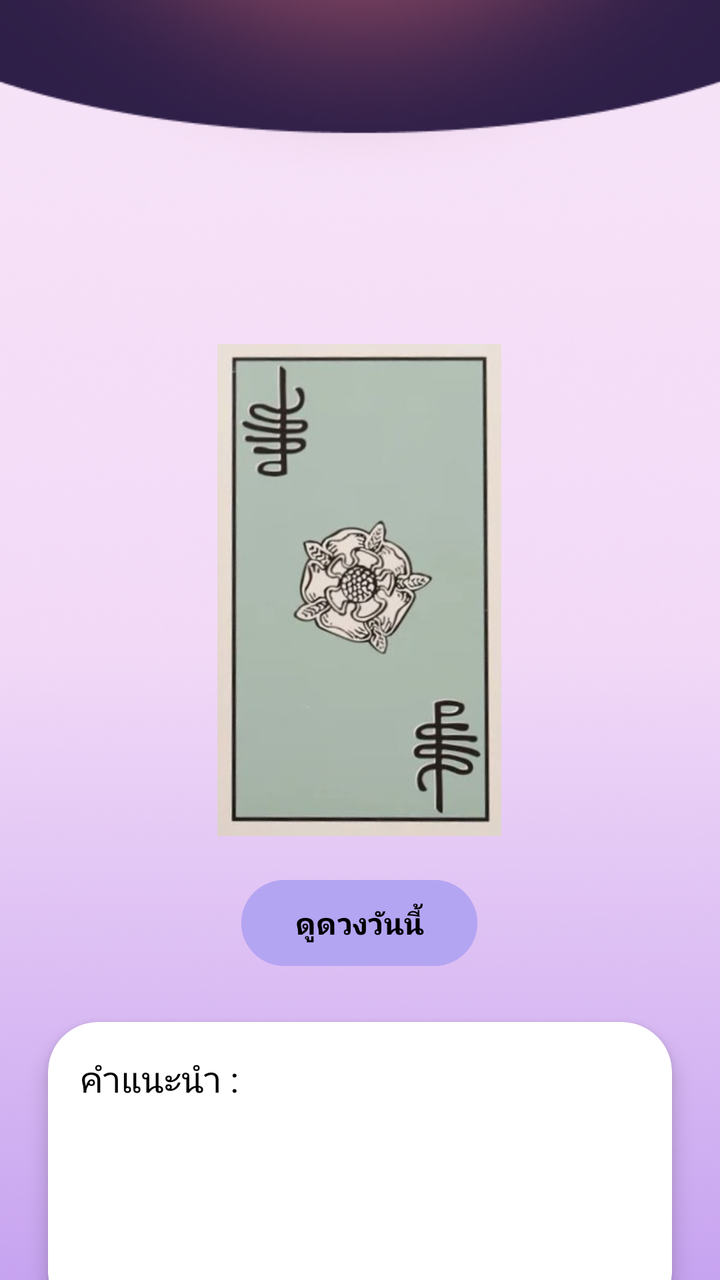
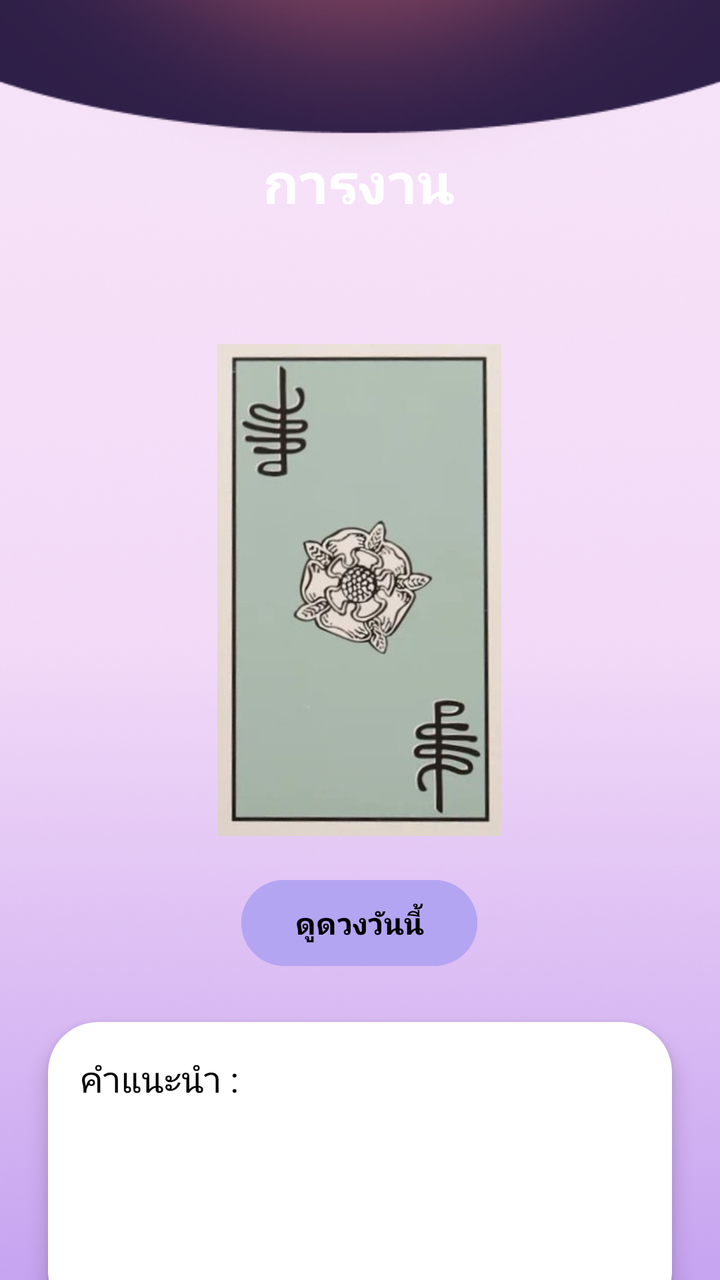

Compare the two renders of this Android layout. The source of the first and the diff that turns it into the second are given below.
<!-- AndroidManifest.xml: application theme Theme.Dara -->
<!-- res/layout/fragment_work.xml -->
<?xml version="1.0" encoding="utf-8"?>
<androidx.constraintlayout.widget.ConstraintLayout xmlns:android="http://schemas.android.com/apk/res/android"
    xmlns:app="http://schemas.android.com/apk/res-auto"
    xmlns:tools="http://schemas.android.com/tools"
    android:layout_width="match_parent"
    android:layout_height="match_parent"
    android:backgroundTint="#FFFFFF"
    tools:context=".WorkFragment">

    

    <ImageView
        android:id="@+id/imageView"
        android:layout_width="0dp"
        android:layout_height="0dp"
        android:scaleType="centerCrop"
        app:layout_constraintBottom_toBottomOf="parent"
        app:layout_constraintEnd_toEndOf="parent"
        app:layout_constraintHorizontal_bias="0.0"
        app:layout_constraintStart_toStartOf="parent"
        app:layout_constraintTop_toTopOf="parent"
        app:layout_constraintVertical_bias="0.0"
        app:srcCompat="@drawable/wallpaper_random" />

    <Button
        android:id="@+id/btn_next"
        android:layout_width="119dp"
        android:layout_height="57dp"
        android:layout_marginStart="232dp"
        android:layout_marginTop="676dp"
        android:backgroundTint="#502342"
        android:fontFamily="@font/montserrat_bold"
        android:text="ถัดไป"
        android:textFontWeight="700"
        android:textSize="16sp"
        app:layout_constraintStart_toStartOf="parent"
        app:layout_constraintTop_toTopOf="parent" />

    <ImageView
        android:id="@+id/img_card"
        android:layout_width="142dp"
        android:layout_height="246dp"
        android:layout_marginTop="172dp"
        android:src="@drawable/backcard"
        app:layout_constraintEnd_toEndOf="parent"
        app:layout_constraintHorizontal_bias="0.498"
        app:layout_constraintStart_toStartOf="parent"
        app:layout_constraintTop_toTopOf="parent" />

    <Button
        android:id="@+id/btn_Ora"
        android:layout_width="118dp"
        android:layout_height="51dp"
        android:layout_marginTop="436dp"
        android:backgroundTint="#B4A5F3"
        android:text="ดูดวงวันนี้"
        android:fontFamily="@font/montserrat_bold"
        android:textFontWeight="700"
        android:textSize="15sp"
        android:textColor="#000000"
        app:layout_constraintEnd_toEndOf="parent"
        app:layout_constraintHorizontal_bias="0.498"
        app:layout_constraintStart_toStartOf="parent"
        app:layout_constraintTop_toTopOf="parent" />

    <androidx.cardview.widget.CardView
        android:id="@+id/cardAdvice"
        android:layout_width="0dp"
        android:layout_height="150dp"
        android:layout_margin="24dp"
        app:cardBackgroundColor="#FFFFFF"
        app:cardCornerRadius="25dp"
        app:cardElevation="6dp"

        app:layout_constraintTop_toBottomOf="@id/btn_Ora"
        app:layout_constraintStart_toStartOf="parent"
        app:layout_constraintEnd_toEndOf="parent">

        <LinearLayout
            android:layout_width="match_parent"
            android:layout_height="match_parent"
            android:orientation="horizontal"
            android:padding="16dp">

            <TextView
                android:layout_width="wrap_content"
                android:layout_height="wrap_content"
                android:text="คำแนะนำ : "
                android:textColor="#000"
                android:textSize="18sp" />

            <TextView
                android:id="@+id/textAdvice"
                android:layout_width="wrap_content"
                android:layout_height="wrap_content"
                android:text=""
                android:textColor="#000"
                android:textSize="18sp" />

        </LinearLayout>

    </androidx.cardview.widget.CardView>

    <Button
        android:id="@+id/btn_back"
        android:layout_width="119dp"
        android:layout_height="57dp"
        android:layout_marginStart="56dp"
        android:layout_marginTop="676dp"
        android:backgroundTint="#FFFFFF"
        android:fontFamily="@font/montserrat_bold"
        android:text="กลับ"
        android:textColor="#000000"
        android:textFontWeight="700"
        android:textSize="16sp"
        app:layout_constraintStart_toStartOf="parent"
        app:layout_constraintTop_toTopOf="parent" />


</androidx.constraintlayout.widget.ConstraintLayout>
<!-- resources referenced by this layout -->
<resources>
  <!-- drawable backcard: jpg bitmap (drawable, 19960 bytes) -->
  <!-- drawable wallpaper_random: png bitmap (drawable, 237534 bytes) -->
  <style name="Theme.Dara" parent="Base.Theme.Dara" />
  <style name="Base.Theme.Dara" parent="Theme.Material3.DayNight.NoActionBar">
          
          
      </style>
</resources>

<!-- the commit's change to res/layout/fragment_work.xml (unified diff, before → after) -->
@@ -21,6 +21,21 @@
         app:layout_constraintTop_toTopOf="parent"
         app:layout_constraintVertical_bias="0.0"
         app:srcCompat="@drawable/wallpaper_random" />
+
+    <TextView
+        android:id="@+id/textView32"
+        android:layout_width="wrap_content"
+        android:layout_height="wrap_content"
+        android:layout_marginTop="72dp"
+        android:fontFamily="@font/montserrat_bold"
+        android:text="การงาน"
+        android:textColor="#FFFFFF"
+        android:textFontWeight="700"
+        android:textSize="28sp"
+        app:layout_constraintEnd_toEndOf="parent"
+        app:layout_constraintHorizontal_bias="0.498"
+        app:layout_constraintStart_toStartOf="parent"
+        app:layout_constraintTop_toTopOf="parent" />
 
     <Button
         android:id="@+id/btn_next"
